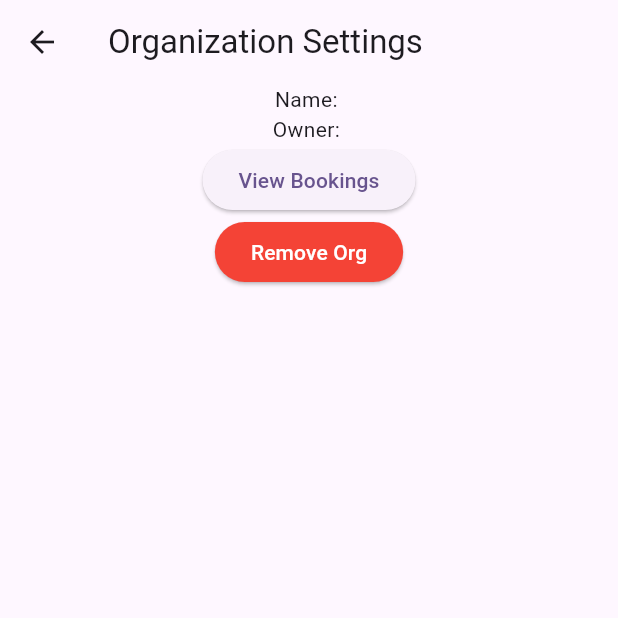
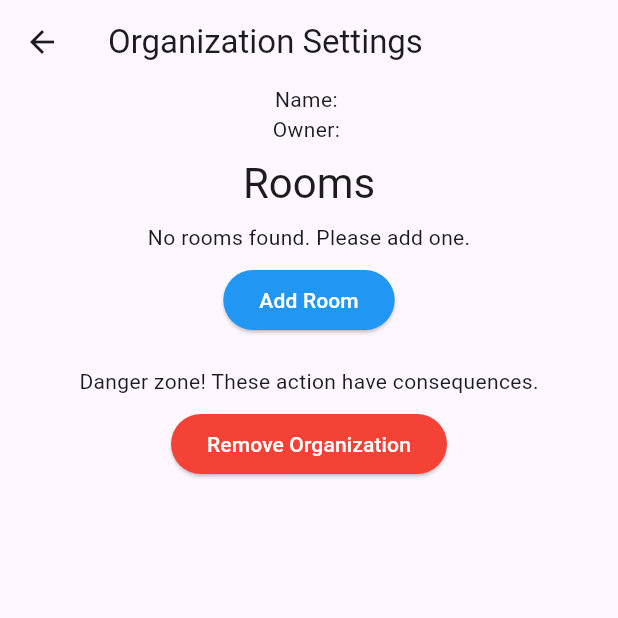
Before and after one commit to GoForthTechnology/RoomBooker, a Flutter app: the OrgSettingsScreen screen opened directly with empty values, on a phone screen of 412 x 824 dp, the top half of it. Run offline on Flutter 3.47's test engine with Material 3 defaults, Android fonts, the light colour scheme and no system bars; our stand-ins replace auto_route, cloud_firestore, firebase_auth, firebase_core, rxdart, syncfusion_flutter_calendar; missing offline and left inert: firebase_ui_auth, firebase_ui_oauth_google; accounts and stored records are empty; statements that could not run were skipped.

Commit message:
Implement room CRUD.

```diff
--- a/lib/entities/organization.dart
+++ b/lib/entities/organization.dart
@@ -8,14 +8,30 @@ class Organization {
   final String? id;
   final String name;
   final String ownerID;
+  final List<Room> rooms;
 
-  Organization({required this.name, required this.ownerID, this.id});
+  Organization(
+      {required this.name,
+      required this.ownerID,
+      this.id,
+      required this.rooms});
 
   Organization copyWith({String? id}) {
-    return Organization(name: name, ownerID: ownerID, id: this.id ?? id);
+    return Organization(
+        name: name, ownerID: ownerID, rooms: rooms, id: this.id ?? id);
   }
 
   factory Organization.fromJson(Map<String, dynamic> json) =>
       _$OrganizationFromJson(json);
   Map<String, dynamic> toJson() => _$OrganizationToJson(this);
 }
+
+@JsonSerializable(explicitToJson: true)
+class Room {
+  final String name;
+
+  Room({required this.name});
+
+  factory Room.fromJson(Map<String, dynamic> json) => _$RoomFromJson(json);
+  Map<String, dynamic> toJson() => _$RoomToJson(this);
+}
--- a/lib/repos/org_repo.dart
+++ b/lib/repos/org_repo.dart
@@ -16,11 +16,39 @@ class OrgRepo extends ChangeNotifier {
     if (user == null) {
       return Future.error("User not logged in!");
     }
-    var org = Organization(name: orgName, ownerID: user.uid);
+    var org = Organization(name: orgName, ownerID: user.uid, rooms: []);
     return _db.runTransaction((t) async {
       var orgRef = await _db.collection("orgs").add(org.toJson());
       _userRepo.addOrg(t, user.uid, orgRef.id);
       return orgRef.id;
+    });
+  }
+
+  Future<void> addRoom(String orgID, String roomName) async {
+    return _db.runTransaction((t) async {
+      var orgRef = _db.collection("orgs").doc(orgID);
+      var org = await orgRef.get();
+      if (!org.exists) {
+        return Future.error("Organization not found");
+      }
+      var data = org.data()!;
+      var rooms = data["rooms"] as List<dynamic>? ?? [];
+      rooms.add({"name": roomName});
+      await orgRef.update({"rooms": rooms});
+    });
+  }
+
+  Future<void> removeRoom(String orgID, String roomName) async {
+    _db.runTransaction((t) async {
+      var orgRef = _db.collection("orgs").doc(orgID);
+      var org = await orgRef.get();
+      if (!org.exists) {
+        return Future.error("Organization not found");
+      }
+      var data = org.data()!;
+      var rooms = data["rooms"] as List<dynamic>? ?? [];
+      rooms.removeWhere((r) => r["name"] == roomName);
+      await orgRef.update({"rooms": rooms});
     });
   }
 
--- a/lib/screens/landing.dart
+++ b/lib/screens/landing.dart
@@ -52,7 +52,6 @@ class OrgList extends StatelessWidget {
           return ListView.builder(
             itemCount: orgs.length,
             itemBuilder: (context, index) {
-              var org = orgs[index];
               return OrgTile(org: orgs[index]);
             },
           );
--- a/lib/screens/org_settings_screen.dart
+++ b/lib/screens/org_settings_screen.dart
@@ -1,8 +1,9 @@
 import 'package:auto_route/auto_route.dart';
 import 'package:flutter/material.dart';
 import 'package:provider/provider.dart';
+import 'package:room_booker/entities/organization.dart';
 import 'package:room_booker/repos/org_repo.dart';
-import 'package:room_booker/router.dart';
+import 'package:room_booker/widgets/heading.dart';
 
 @RoutePage()
 class OrgSettingsScreen extends StatelessWidget {
@@ -21,12 +22,141 @@ class OrgSettingsScreen extends StatelessWidget {
           mainAxisAlignment: MainAxisAlignment.start,
           children: [
             OrgDetails(orgID: orgID),
+            RoomListWidget(orgID: orgID),
             OrgActions(orgID: orgID),
           ],
         ),
       ),
     );
   }
+}
+
+class RoomListWidget extends StatelessWidget {
+  final String orgID;
+
+  const RoomListWidget({super.key, required this.orgID});
+
+  @override
+  Widget build(BuildContext context) {
+    return Consumer<OrgRepo>(
+      builder: (context, repo, child) => StreamBuilder(
+        stream: repo.getOrg(orgID).map((org) => org?.rooms ?? []),
+        builder: (context, snapshot) {
+          if (snapshot.hasError) {
+            return const Text('Error loading rooms');
+          }
+          if (snapshot.connectionState == ConnectionState.waiting) {
+            return const CircularProgressIndicator();
+          }
+          var rooms = snapshot.data!;
+          Widget content;
+          if (rooms.isEmpty) {
+            content = const Text('No rooms found. Please add one.');
+          } else {
+            content = ListView.builder(
+              shrinkWrap: true,
+              itemCount: rooms.length,
+              itemBuilder: (context, index) {
+                var room = rooms[index];
+                return RoomTile(
+                  room: room,
+                  onDeleted: () async {
+                    var confirmed = await confirmRoomDeletion(context);
+                    if (confirmed == true) {
+                      await repo.removeRoom(orgID, room.name);
+                    }
+                  },
+                );
+              },
+            );
+          }
+          return Column(
+            children: [
+              const Heading(text: "Rooms"),
+              content,
+              ActionButton(
+                isDangerous: false,
+                text: 'Add Room',
+                onPressed: () async {
+                  var repo = Provider.of<OrgRepo>(context, listen: false);
+                  var roomName = await promptForRoomName(context);
+                  if (roomName != null) {
+                    await repo.addRoom(orgID, roomName);
+                  }
+                },
+              ),
+            ],
+          );
+        },
+      ),
+    );
+  }
+}
+
+Future<bool?> confirmRoomDeletion(BuildContext context) {
+  return showDialog<bool>(
+      context: context,
+      builder: (context) => AlertDialog(
+            title: const Text('Delete Room?'),
+            content: const Text('Are you sure you want to delete this room?'),
+            actions: [
+              TextButton(
+                onPressed: () {
+                  Navigator.of(context).pop(false);
+                },
+                child: const Text('Cancel'),
+              ),
+              TextButton(
+                onPressed: () {
+                  Navigator.of(context).pop(true);
+                },
+                child: const Text('Delete'),
+              ),
+            ],
+          ));
+}
+
+class RoomTile extends StatelessWidget {
+  final Room room;
+  final Function() onDeleted;
+
+  const RoomTile({super.key, required this.room, required this.onDeleted});
+
+  @override
+  Widget build(BuildContext context) {
+    return Chip(
+      label: Text(room.name),
+      deleteIcon: const Icon(Icons.delete),
+      onDeleted: onDeleted,
+    );
+  }
+}
+
+Future<String?> promptForRoomName(BuildContext context) {
+  var controller = TextEditingController();
+  return showDialog(
+      context: context,
+      builder: (context) => AlertDialog(
+            title: const Text('Add Room'),
+            content: TextFormField(
+              controller: controller,
+              decoration: const InputDecoration(hintText: 'Room Name'),
+            ),
+            actions: [
+              TextButton(
+                onPressed: () {
+                  Navigator.of(context).pop(null);
+                },
+                child: const Text('Cancel'),
+              ),
+              TextButton(
+                onPressed: () {
+                  Navigator.of(context).pop(controller.text);
+                },
+                child: const Text('Add'),
+              ),
+            ],
+          ));
 }
 
 class OrgActions extends StatelessWidget {
@@ -36,18 +166,14 @@ class OrgActions extends StatelessWidget {
 
   @override
   Widget build(BuildContext context) {
-    return Column(
+    return Padding(
+        padding: const EdgeInsets.only(top: 12),
+        child: Column(
           children: [
-        ElevatedButton(
-          onPressed: () {
-            AutoRouter.of(context).push(ViewBookingsRoute(orgID: orgID));
-          },
-          child: const Text('View Bookings'),
-        ),
-        ElevatedButton(
-          style: ButtonStyle(
-            backgroundColor: WidgetStateProperty.all(Colors.red),
-          ),
+            const Text("Danger zone! These action have consequences."),
+            ActionButton(
+              isDangerous: true,
+              text: 'Remove Organization',
               onPressed: () async {
                 var repo = Provider.of<OrgRepo>(context, listen: false);
                 var router = AutoRouter.of(context);
@@ -57,11 +183,39 @@ class OrgActions extends StatelessWidget {
                   router.popUntilRoot();
                 }
               },
-          child:
-              const Text('Remove Org', style: TextStyle(color: Colors.white)),
             ),
           ],
-    );
+        ));
+  }
+}
+
+class ActionButton extends StatelessWidget {
+  final String text;
+  final bool isDangerous;
+  final VoidCallback onPressed;
+
+  const ActionButton(
+      {super.key,
+      required this.text,
+      required this.onPressed,
+      required this.isDangerous});
+
+  @override
+  Widget build(BuildContext context) {
+    return Padding(
+        padding: const EdgeInsets.all(8),
+        child: ElevatedButton(
+          style: ButtonStyle(
+            backgroundColor: isDangerous
+                ? WidgetStateProperty.all(Colors.red)
+                : WidgetStateProperty.all(Colors.blue),
+          ),
+          onPressed: onPressed,
+          child: Text(
+            text,
+            style: const TextStyle(color: Colors.white),
+          ),
+        ));
   }
 }
 
```
Also changed, not shown: lib/entities/organization.g.dart. Lines whose indentation alone changed are shown as unchanged.
